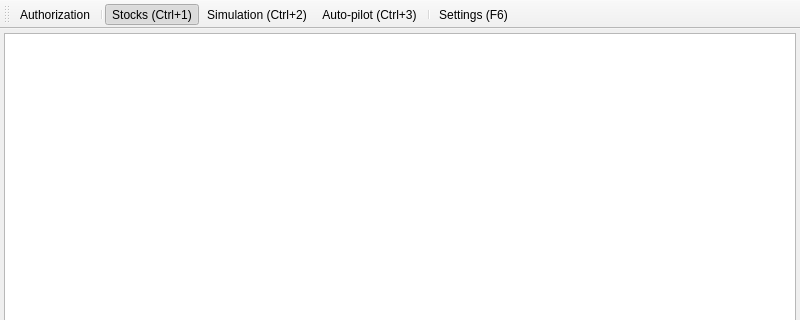
Before: the Qt Designer form app/src/main/mainwindow.ui in Gris87/TInvestor, drawn with Qt 5; both pictures show x 0 to 800 and y 0 to 320 of the 800 by 600 pixel window.
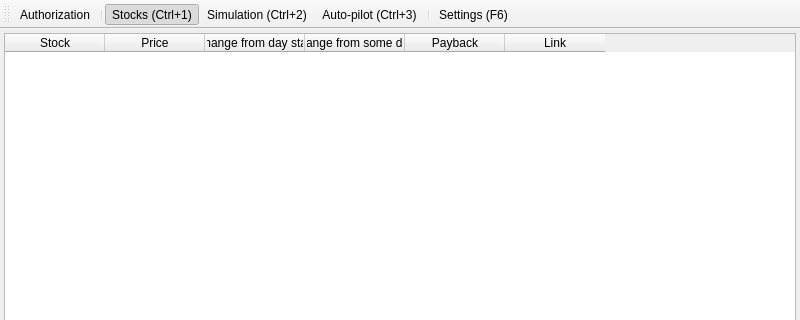
After: the same form once the commit is applied. Icons and pictures are not drawn.

Commit message: Stocks table widget

The edit to the form file:
```diff
--- a/app/src/main/mainwindow.ui
+++ b/app/src/main/mainwindow.ui
@@ -33,7 +33,7 @@
     <item>
      <widget class="QStackedWidget" name="stackedWidget">
       <widget class="QWidget" name="stocksPage">
-       <layout class="QHBoxLayout" name="horizontalLayout">
+       <layout class="QVBoxLayout" name="verticalLayout_2">
         <property name="spacing">
          <number>4</number>
         </property>
@@ -50,10 +50,53 @@
          <number>0</number>
         </property>
         <item>
-         <widget class="QListWidget" name="stocksListWidget">
+         <widget class="QTableWidget" name="stocksTableWidget">
           <property name="editTriggers">
            <set>QAbstractItemView::EditTrigger::NoEditTriggers</set>
           </property>
+          <property name="columnCount">
+           <number>6</number>
+          </property>
+          <attribute name="horizontalHeaderShowSortIndicator" stdset="0">
+           <bool>true</bool>
+          </attribute>
+          <column>
+           <property name="text">
+            <string>Stock</string>
+           </property>
+          </column>
+          <column>
+           <property name="text">
+            <string>Price</string>
+           </property>
+          </column>
+          <column>
+           <property name="text">
+            <string>Change from day start</string>
+           </property>
+          </column>
+          <column>
+           <property name="text">
+            <string>Change from some date</string>
+           </property>
+          </column>
+          <column>
+           <property name="text">
+            <string>Payback</string>
+           </property>
+           <property name="toolTip">
+            <string>Opportunity to get money back (including commission) based on the last 24 hours</string>
+           </property>
+           <property name="icon">
+            <iconset resource="../../Resources.qrc">
+             <normaloff>:/assets/images/question.png</normaloff>:/assets/images/question.png</iconset>
+           </property>
+          </column>
+          <column>
+           <property name="text">
+            <string>Link</string>
+           </property>
+          </column>
          </widget>
         </item>
        </layout>
```
The commit also changes 7 other files.
